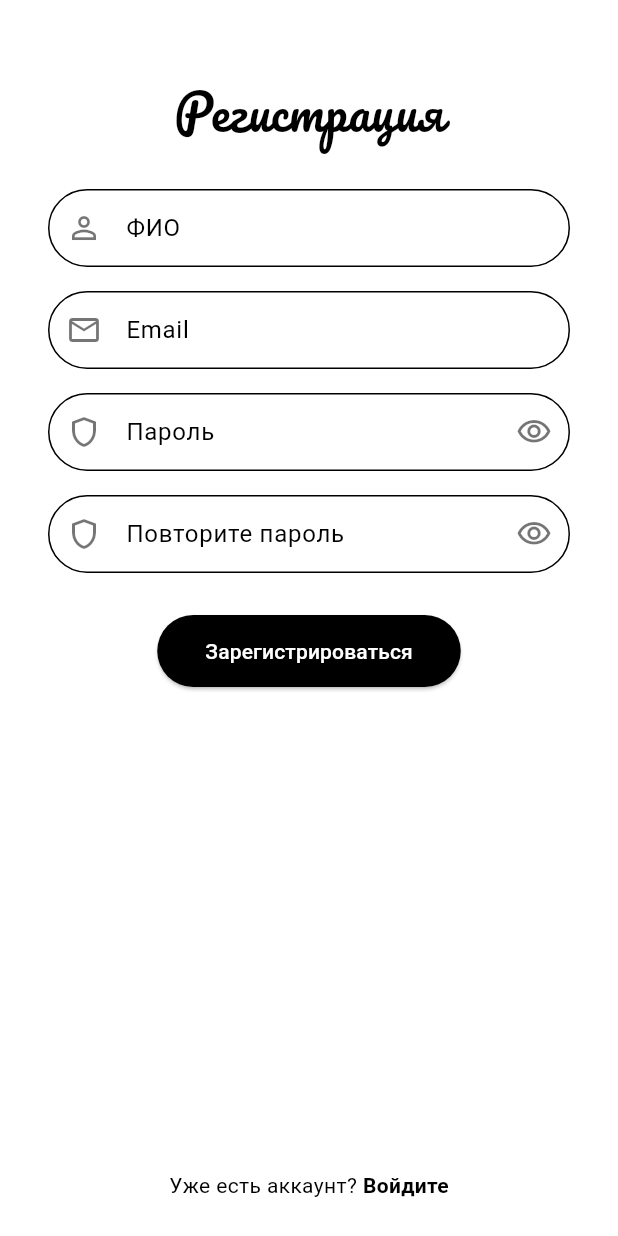
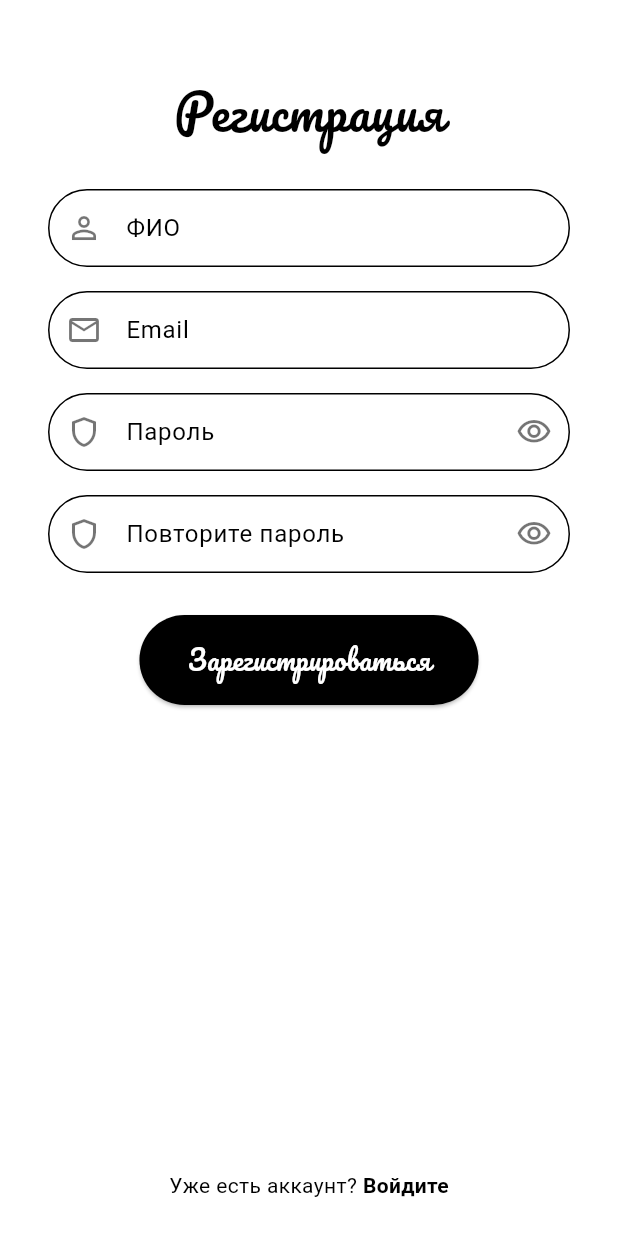
Before and after one commit to KrisForWork/flutter1, a Flutter app: the screen it shows after launch, after a tap on "Зарегистрируйтесь", on a phone screen of 412 x 824 dp. Run offline on Flutter 3.47's test engine with Material 3 defaults, Android fonts, the phone set to English and light mode, and no system bars; our stand-ins replace image_picker, shared_preferences.

Commit message:
add style to more text

```diff
--- a/lib/app.dart
+++ b/lib/app.dart
@@ -135,8 +135,8 @@ class _HomePage extends StatelessWidget {
                     child: Text(
                       DirectoryApp.topicTitle,
                       style: TextStyle(
-                        fontSize: 16,
-                        fontWeight: FontWeight.w600,
+                        fontFamily: 'Pacifico',
+                        fontSize: 22,
                         color: Colors.black,
                       ),
                     ),
--- a/lib/pages/login_page.dart
+++ b/lib/pages/login_page.dart
@@ -72,9 +72,9 @@ class _LoginPageState extends State<LoginPage> {
                             const Text(
                               'Добро пожаловать!\nВойдите в свой аккаунт\nИли создайте новый',
                               style: TextStyle(
+                                fontFamily: 'Pacifico',
                                 fontSize: 22,
-                                fontWeight: FontWeight.w600,
-                                height: 1.3,
+                                height: 1.4,
                               ),
                             ),
                             const SizedBox(height: 36),
@@ -111,6 +111,10 @@ class _LoginPageState extends State<LoginPage> {
                                   padding: const EdgeInsets.symmetric(
                                     horizontal: 40,
                                     vertical: 14,
+                                  ),
+                                  textStyle: const TextStyle(
+                                    fontFamily: 'Pacifico',
+                                    fontSize: 18,
                                   ),
                                 ),
                                 child: const Text('Войти'),
--- a/lib/pages/register_page.dart
+++ b/lib/pages/register_page.dart
@@ -138,6 +138,10 @@ class _RegisterPageState extends State<RegisterPage> {
                                   horizontal: 32,
                                   vertical: 14,
                                 ),
+                                textStyle: const TextStyle(
+                                  fontFamily: 'Pacifico',
+                                  fontSize: 18,
+                                ),
                               ),
                               child: const Text('Зарегистрироваться'),
                             ),
```
Also changed, not shown: lib/pages/profile_page.dart (+6 -1 lines).
